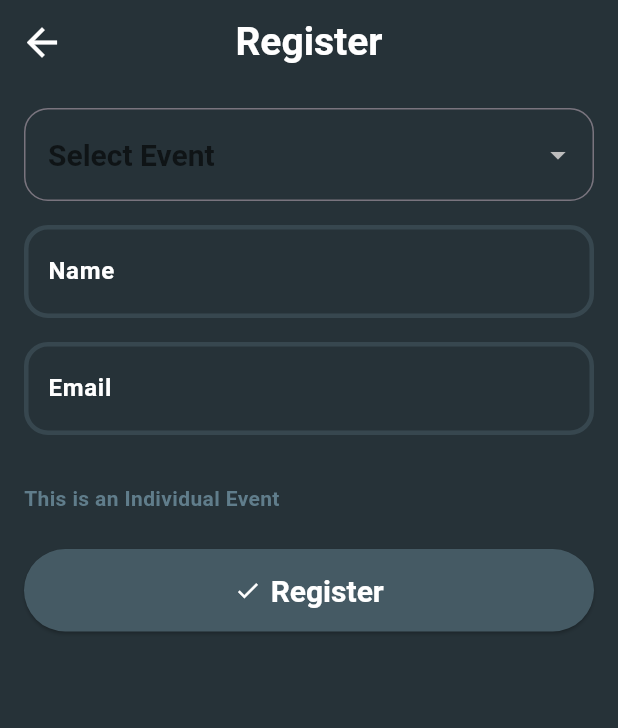
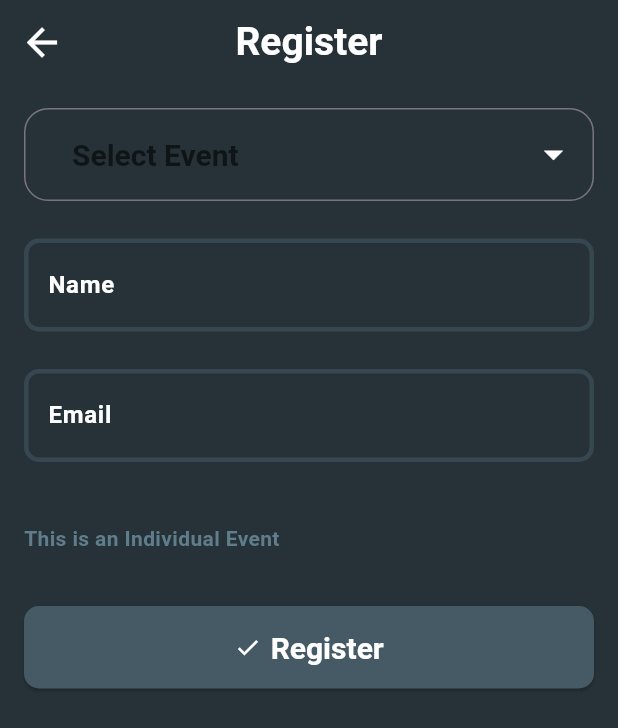
Before and after one commit to AvezChadchan/event_scheduler, a Flutter app: the EventRegistration screen opened directly, on a phone screen of 412 x 824 dp. Shown: the top 728 px of the screen. Run offline on Flutter 3.47's test engine with Material 3 defaults, Android fonts, the phone set to English and light mode, and no system bars; our stand-ins replace sqflite; accounts and stored records are empty.

Commit message:
refactor: Enhance UI consistency and layout
This commit refactors the UI across several screens to improve consistency and visual appeal.

```diff
--- a/lib/screens/admin_dashboard.dart
+++ b/lib/screens/admin_dashboard.dart
@@ -161,7 +161,7 @@ class _AdminDashboardState extends State<AdminDashboard> {
               ),
       floatingActionButton: FloatingActionButton(
         onPressed: _navigateToCreateEvent,
-        backgroundColor: Colors.blueGrey.shade300,
+        backgroundColor: Colors.blueGrey.shade700,
         child: const Icon(Icons.add, size: 35, color: Colors.white),
       ),
     );
--- a/lib/screens/registration_screen.dart
+++ b/lib/screens/registration_screen.dart
@@ -121,7 +121,16 @@ class _EventRegistrationState extends State<EventRegistration> {
                     child: ListView(
                       children: [
                         DropdownButtonFormField<EventModel>(
-                          dropdownColor: Colors.blueGrey.shade700,
+                          dropdownColor: Color(0xFF3A4E57),
+                          borderRadius: BorderRadius.circular(10),
+                          elevation: 3,
+                          padding: EdgeInsets.symmetric(horizontal: 16),
+                          iconSize: 30,
+                          iconEnabledColor: Colors.blueGrey.shade800,
+                          icon: Icon(
+                            Icons.arrow_drop_down,
+                            color: Colors.white,
+                          ),
                           focusColor: Colors.white,
                           style: TextStyle(
                             fontSize: 20,
@@ -139,6 +148,7 @@ class _EventRegistrationState extends State<EventRegistration> {
                               _events.map((e) {
                                 return DropdownMenuItem<EventModel>(
                                   value: e,
+                                  alignment: Alignment.center,
                                   child: Text(e.title),
                                 );
                               }).toList(),
@@ -151,21 +161,21 @@ class _EventRegistrationState extends State<EventRegistration> {
                                       ? 'Please select an event'
                                       : null,
                         ),
-                        const SizedBox(height: 16),
+                        const SizedBox(height: 25),
                         customTextFormField(
                           controller: _nameController,
                           hintText: "Enter Name",
                           labelText: "Name",
                           keyboardType: TextInputType.name,
                         ),
-                        const SizedBox(height: 16),
+                        const SizedBox(height: 25),
                         customTextFormField(
                           controller: _emailController,
                           hintText: "Enter Email",
                           labelText: "Email",
                           keyboardType: TextInputType.emailAddress,
                         ),
-                        const SizedBox(height: 16),
+                        const SizedBox(height: 25),
 
                         if (_selectedEvent?.isGroupBased == true) ...[
                           SizedBox(height: 16),
@@ -176,14 +186,14 @@ class _EventRegistrationState extends State<EventRegistration> {
                               color: Colors.green,
                             ),
                           ),
-                          SizedBox(height: 16),
+                          SizedBox(height: 25),
                           customTextFormField(
                             controller: _groupNameController,
                             hintText: "Enter Group Name",
                             labelText: "Group Name",
                             keyboardType: TextInputType.name,
                           ),
-                          SizedBox(height: 16),
+                          SizedBox(height: 25),
                           customTextFormField(
                             controller: _groupMembersController,
                             hintText: "Enter Group Members",
@@ -199,12 +209,15 @@ class _EventRegistrationState extends State<EventRegistration> {
                             ),
                           ),
                         ],
-                        SizedBox(height: 24),
+                        SizedBox(height: 35),
                         ElevatedButton.icon(
                           onPressed: _registerParticipant,
                           icon: Icon(Icons.check),
                           label: Text("Register"),
                           style: ElevatedButton.styleFrom(
+                            shape: RoundedRectangleBorder(
+                              borderRadius: BorderRadius.circular(10),
+                            ),
                             backgroundColor: Colors.blueGrey.shade700,
                             foregroundColor: Colors.white,
                             textStyle: TextStyle(
@@ -245,11 +258,11 @@ class _EventRegistrationState extends State<EventRegistration> {
         hintStyle: TextStyle(color: Colors.white, fontWeight: FontWeight.w700),
         labelStyle: TextStyle(color: Colors.white, fontWeight: FontWeight.bold),
         enabledBorder: OutlineInputBorder(
-          borderRadius: BorderRadius.circular(16),
+          borderRadius: BorderRadius.circular(10),
           borderSide: BorderSide(color: Colors.blueGrey.shade800, width: 3),
         ),
         focusedBorder: OutlineInputBorder(
-          borderRadius: BorderRadius.circular(16),
+          borderRadius: BorderRadius.circular(10),
           borderSide: BorderSide(color: Colors.blueGrey, width: 3),
         ),
       ),
--- a/lib/widgets/eventcard.dart
+++ b/lib/widgets/eventcard.dart
@@ -11,7 +11,7 @@ class EventCard extends StatelessWidget {
   Widget build(BuildContext context) {
     return Card(
       elevation: 5,
-      color: Colors.blueGrey.shade800,
+      color:  Color(0xFF34444C),
       shape: RoundedRectangleBorder(borderRadius: BorderRadius.circular(10)),
       margin:  EdgeInsets.symmetric(horizontal: 2, vertical: 10),
       child: Padding(
@@ -41,7 +41,7 @@ class EventCard extends StatelessWidget {
                        width: 150,
                        height: 50,
                        decoration: BoxDecoration(
-                         color: Colors.blueGrey.shade700,
+                         color: Color(0xFF3A4E57),
                          borderRadius: BorderRadius.circular(10),
                        ),
                        child: Text("View Details",textAlign: TextAlign.center,style: TextStyle(fontWeight: FontWeight.bold,color: Colors.white,fontSize: 17),),
```
Also changed, not shown: lib/screens/event_detail.dart (+45 -35 lines), lib/screens/home_screen.dart (+1 -8 lines).
